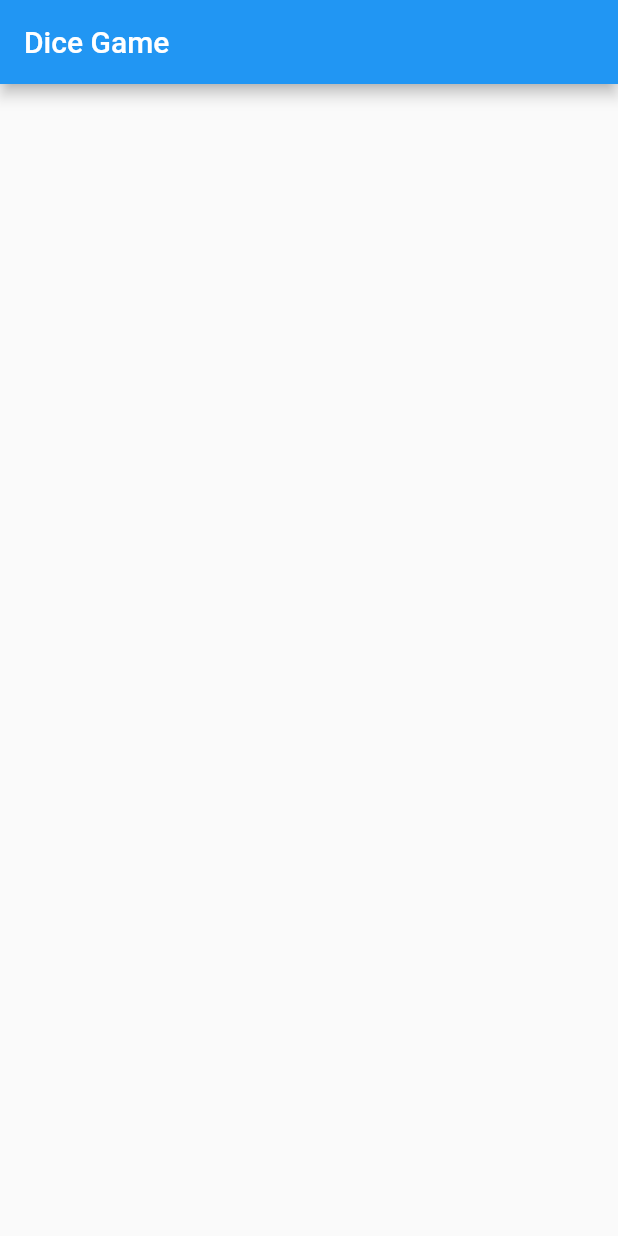
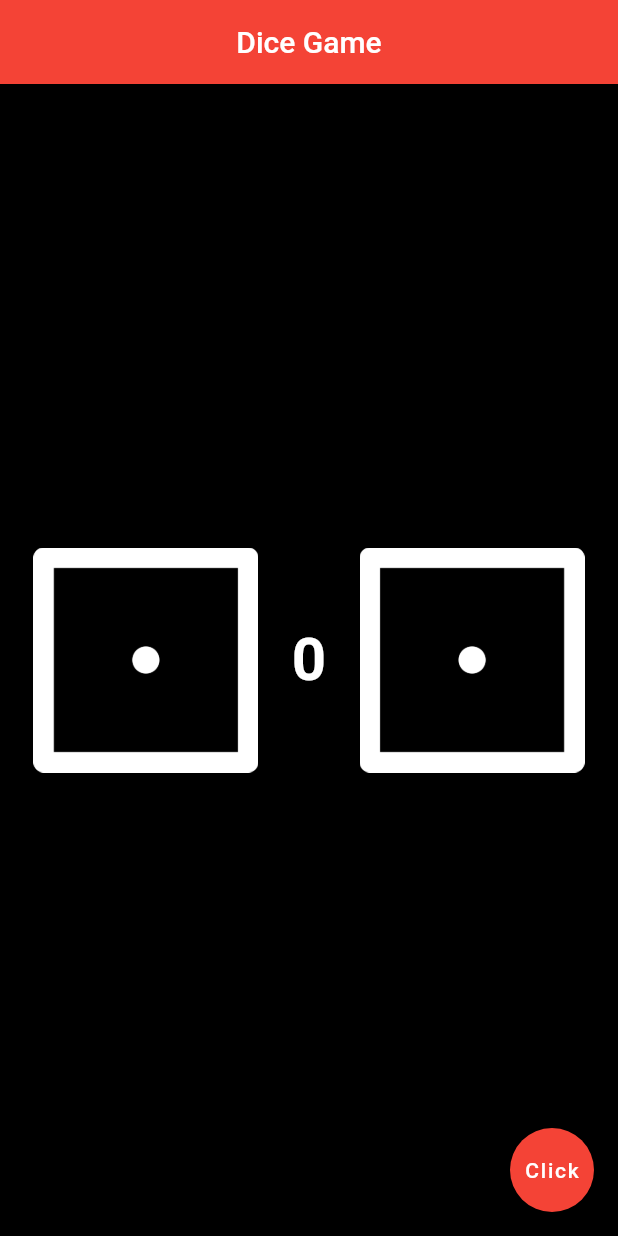
Before and after one commit to SeAliijaz/Dice_Roller, a Flutter app: the screen it shows after launch, on a phone screen of 412 x 824 dp. Run offline on Flutter 3.47's test engine with Material 2 defaults, Android fonts, the phone set to English and light mode, and no system bars.

Commit message:
Completed_

```diff
--- a/lib/Game_Page/game_page.dart
+++ b/lib/Game_Page/game_page.dart
@@ -1,3 +1,5 @@
+import 'dart:math';
+
 import 'package:flutter/material.dart';
 
 class DiceGame extends StatefulWidget {
@@ -6,13 +8,73 @@ class DiceGame extends StatefulWidget {
 }
 
 class _DiceGameState extends State<DiceGame> {
+  ///var
+  int leftdice = 1;
+  int rightdice = 1;
+  int sum = 0;
+
+  ///Dice Roller Method
+  void diceRoller() {
+    leftdice = Random().nextInt(6) + 1;
+    rightdice = Random().nextInt(6) + 1;
+    sum = leftdice + rightdice;
+  }
+
   @override
   Widget build(BuildContext context) {
     ///Final size
     final Size s = MediaQuery.of(context).size;
     return Scaffold(
+      backgroundColor: Theme.of(context).backgroundColor,
       appBar: AppBar(
         title: Text('Dice Game'),
+        centerTitle: true,
+      ),
+      floatingActionButton: FloatingActionButton(
+        child: Text('Click'),
+        onPressed: () {
+          setState(() {
+            diceRoller();
+          });
+        },
+      ),
+      body: Container(
+        height: s.height,
+        width: s.width,
+        child: Center(
+          child: Column(
+            mainAxisAlignment: MainAxisAlignment.center,
+            children: [
+              Row(
+                mainAxisAlignment: MainAxisAlignment.spaceEvenly,
+                children: [
+                  Expanded(
+                    child: Image.asset(
+                      'images/dice$leftdice.png',
+                      height: 150,
+                      width: 150,
+                    ),
+                  ),
+                  Text(
+                    "$sum",
+                    style: TextStyle(
+                      fontSize: 40,
+                      color: Colors.white,
+                      fontWeight: FontWeight.bold,
+                    ),
+                  ),
+                  Expanded(
+                    child: Image.asset(
+                      'images/dice$rightdice.png',
+                      height: 150,
+                      width: 150,
+                    ),
+                  ),
+                ],
+              ),
+            ],
+          ),
+        ),
       ),
     );
   }
--- a/lib/main.dart
+++ b/lib/main.dart
@@ -9,6 +9,16 @@ class MyApp extends StatelessWidget {
   @override
   Widget build(BuildContext context) {
     return MaterialApp(
+      ///DebugShowCheckedModeBanner
+      debugShowCheckedModeBanner: false,
+
+      ///Theme
+      theme: ThemeData(
+        primarySwatch: Colors.red,
+        backgroundColor: Colors.black,
+      ),
+
+      ///Home
       home: DiceGame(),
     );
   }
```
